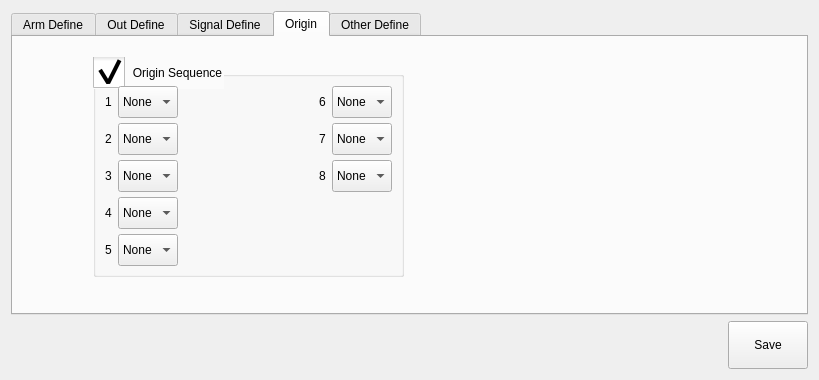
dongdong-2009/3-5AxisRobot, file hcsettings/icstructdefineframe.ui: the form before one commit.
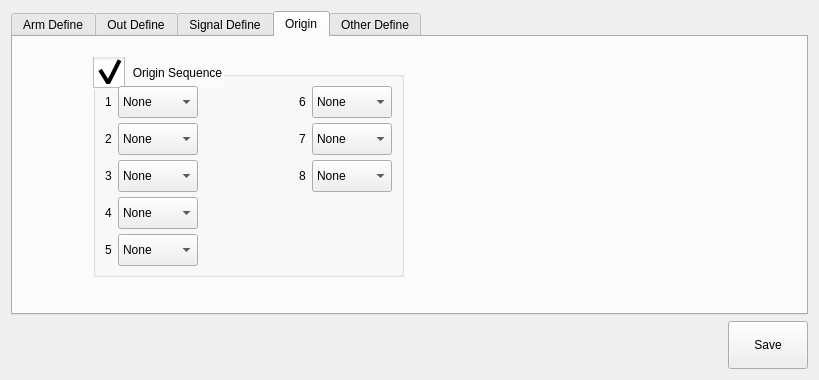
The form after the commit. The open tabs and pages were chosen to show the change. Icons and pictures are not drawn. Custom widgets are drawn as their Qt base class.

The edit to the form file:
```diff
--- a/hcsettings/icstructdefineframe.ui
+++ b/hcsettings/icstructdefineframe.ui
@@ -1865,16 +1865,16 @@
         </rect>
        </property>
        <property name="styleSheet">
-        <string notr="true">::indicator {
+        <string notr="true">#originSeqBox::indicator {
      width: 32px;
      height: 32px;
  }
 
-::indicator:unchecked 
+#originSeqBox::indicator:unchecked 
 {
      image: url(:/resource/check_unchecked.png);
  }
-::indicator:checked 
+#originSeqBox::indicator:checked 
 {
      image: url(:/resource/check_checked.png);
  }
@@ -1900,7 +1900,7 @@
          <widget class="QComboBox" name="os7">
           <property name="minimumSize">
            <size>
-            <width>0</width>
+            <width>80</width>
             <height>32</height>
            </size>
           </property>
@@ -1950,7 +1950,7 @@
          <widget class="QComboBox" name="os4">
           <property name="minimumSize">
            <size>
-            <width>0</width>
+            <width>80</width>
             <height>32</height>
            </size>
           </property>
@@ -2000,7 +2000,7 @@
          <widget class="QComboBox" name="os6">
           <property name="minimumSize">
            <size>
-            <width>0</width>
+            <width>80</width>
             <height>32</height>
            </size>
           </property>
@@ -2057,7 +2057,7 @@
          <widget class="QComboBox" name="os5">
           <property name="minimumSize">
            <size>
-            <width>0</width>
+            <width>80</width>
             <height>32</height>
            </size>
           </property>
@@ -2128,7 +2128,7 @@
          <widget class="QComboBox" name="os2">
           <property name="minimumSize">
            <size>
-            <width>0</width>
+            <width>80</width>
             <height>32</height>
            </size>
           </property>
@@ -2178,7 +2178,7 @@
          <widget class="QComboBox" name="os8">
           <property name="minimumSize">
            <size>
-            <width>0</width>
+            <width>80</width>
             <height>32</height>
            </size>
           </property>
@@ -2242,7 +2242,7 @@
          <widget class="QComboBox" name="os1">
           <property name="minimumSize">
            <size>
-            <width>0</width>
+            <width>80</width>
             <height>32</height>
            </size>
           </property>
@@ -2292,7 +2292,7 @@
          <widget class="QComboBox" name="os3">
           <property name="minimumSize">
            <size>
-            <width>0</width>
+            <width>80</width>
             <height>32</height>
            </size>
           </property>
```
Left out of the diff: 6 changed lines with no effect on the pictures.
